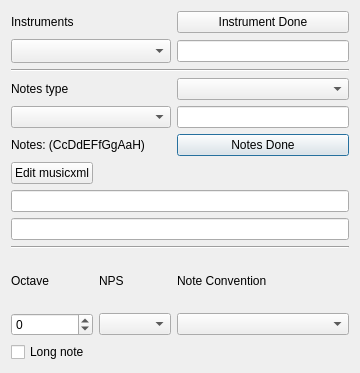
uglasmeyer/ocean, file OceanGUI/File_Dialog_class.ui: the form before one commit.
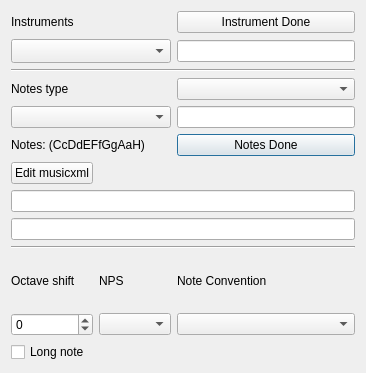
The form after the commit.

```diff
--- a/OceanGUI/File_Dialog_class.ui
+++ b/OceanGUI/File_Dialog_class.ui
@@ -6,7 +6,7 @@
    <rect>
     <x>0</x>
     <y>0</y>
-    <width>360</width>
+    <width>366</width>
     <height>373</height>
    </rect>
   </property>
@@ -552,7 +552,7 @@
    <item row="11" column="0">
     <widget class="QLabel" name="label_2">
      <property name="text">
-      <string>Octave</string>
+      <string>Octave shift</string>
      </property>
     </widget>
    </item>
```
